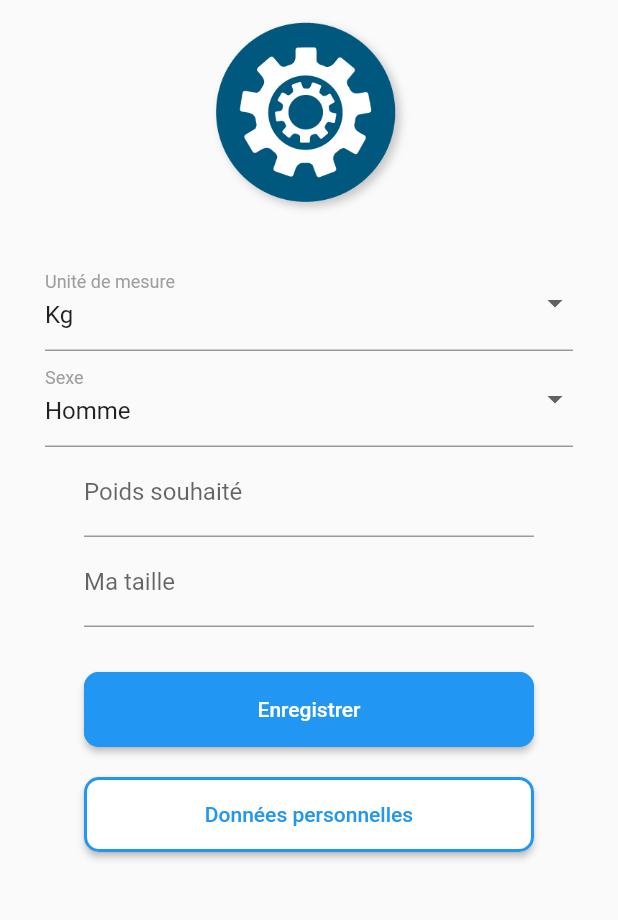
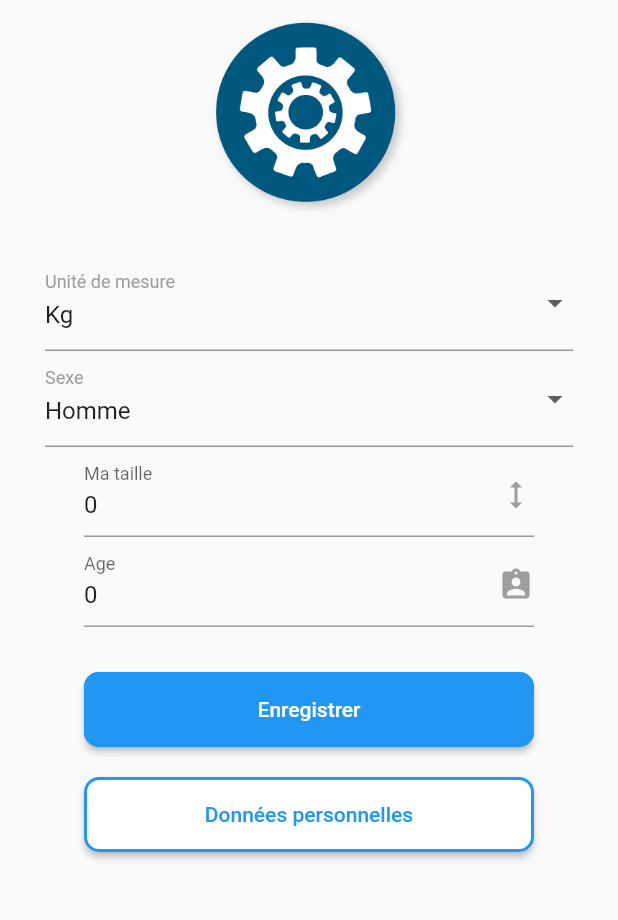
Before and after one commit to BalanceTonPoids/flutter, a Flutter app: the EditProfilePage screen opened directly, after a tap on "Enregistrer", on a phone screen of 412 x 824 dp, the part 84-1004 px from its top. Run offline on Flutter 3.47's test engine with Material 2 defaults, Android fonts, the phone set to English and light mode, and no system bars; our stand-ins replace adaptive_theme, fl_chart, flutter_blue, flutter_phoenix, flutter_secure_storage, flutter_spinkit and 3 more; accounts and stored records are empty; network calls fail.

Commit message:
✨ update user info

```diff
--- a/lib/pages/edit_profile.dart
+++ b/lib/pages/edit_profile.dart
@@ -1,9 +1,72 @@
 import 'package:flutter/material.dart';
 import 'package:persistent_bottom_nav_bar/persistent_tab_view.dart';
+import 'package:shared_preferences/shared_preferences.dart';
+import '../services/api_client.dart';
 import '../utils/widgets.dart';
+import 'package:http/http.dart' as http;
 
-class EditProfilePage extends StatelessWidget {
+class EditProfilePage extends StatefulWidget {
   const EditProfilePage({super.key});
+  @override
+  _EditProfilePageState createState() => _EditProfilePageState();
+}
+
+class _EditProfilePageState extends State<EditProfilePage> {
+  late String gender = 'M';
+  late int height = 0;
+  late String metric = 'kg';
+  late int age = 0;
+  final _heightController = TextEditingController();
+  final _ageController = TextEditingController();
+
+  @override
+  void initState() {
+    super.initState();
+    SharedPreferences.getInstance().then((prefs) {
+      setState(() {
+        gender = prefs.getString('gender') ?? 'M';
+        height = prefs.getInt('height') ?? 0;
+        metric = prefs.getString('metric') ?? 'kg';
+        age = prefs.getInt('age') ?? 0;
+        _heightController.text = height.toString();
+        _ageController.text = age.toString();
+      });
+    });
+  }
+
+  Future<void> updateInfo() async {
+    final g = gender;
+    final h = int.parse(_heightController.text);
+    final m = metric;
+    final a = int.parse(_ageController.text);
+    final returnMessage = await ApiClient(httpClient: http.Client())
+        .updateUser('', '', g, m, a, h);
+    if (!returnMessage) {
+      ScaffoldMessenger.of(context).showSnackBar(
+        SnackBar(
+          content: Text('Une erreur est survenue!'),
+          backgroundColor: Colors.red,
+        ),
+      );
+    } else {
+      ScaffoldMessenger.of(context).showSnackBar(
+        SnackBar(
+          content: Text('Les modifications ont été enregistrées avec succès!'),
+          backgroundColor: Colors.green,
+        ),
+      );
+      SharedPreferences.getInstance().then((prefs) {
+        setState(() {
+          gender = prefs.getString('gender') ?? 'M';
+          height = prefs.getInt('height') ?? 0;
+          metric = prefs.getString('metric') ?? 'kg';
+          age = prefs.getInt('age') ?? 0;
+          _heightController.text = height.toString();
+          _ageController.text = age.toString();
+        });
+      });
+    }
+  }
 
   @override
   Widget build(BuildContext context) {
@@ -14,14 +77,16 @@ class EditProfilePage extends StatelessWidget {
           child: Column(
             children: <Widget>[
               Image.asset(
-                'assets/Settings.png',height: 150,width: 150,
+                'assets/Settings.png',
+                height: 150,
+                width: 150,
               ),
               _buildPersonalInfoForm(),
               Padding(
                 padding: const EdgeInsets.only(top: 10, bottom: 10),
                 child: ElevatedButton(
                   onPressed: () {
-                    // Enregistrer les modifications
+                    updateInfo();
                   },
                   style: ElevatedButton.styleFrom(
                     side: const BorderSide(color: Colors.blue, width: 2),
@@ -39,7 +104,8 @@ class EditProfilePage extends StatelessWidget {
                 padding: const EdgeInsets.only(top: 10, bottom: 10),
                 child: ElevatedButton(
                   onPressed: () {
-                    PersistentNavBarNavigator.pushNewScreen(context, screen: const EditProfileDetailsPage());
+                    PersistentNavBarNavigator.pushNewScreen(context,
+                        screen: const EditProfileDetailsPage());
                   },
                   style: ElevatedButton.styleFrom(
                     side: const BorderSide(color: Colors.blue, width: 2),
@@ -61,8 +127,8 @@ class EditProfilePage extends StatelessWidget {
   }
 
   Widget _buildPersonalInfoForm() {
-    final _heightController = TextEditingController();
-    final _weightFavoriteController = TextEditingController();
+    // final _weightFavoriteController = TextEditingController();
+
     return Container(
       padding: const EdgeInsets.all(20),
       child: Column(
@@ -72,7 +138,7 @@ class EditProfilePage extends StatelessWidget {
             child: DropdownButtonFormField(
               key: const Key('metric'),
               isExpanded: true,
-              value: 'kg',
+              value: metric,
               decoration: const InputDecoration(
                 labelText: 'Unité de mesure',
                 labelStyle: TextStyle(color: Colors.grey),
@@ -89,6 +155,7 @@ class EditProfilePage extends StatelessWidget {
               ],
               onChanged: (value) {
                 // Enregistrer les modifications
+                metric = value.toString();
               },
             ),
           ),
@@ -96,14 +163,14 @@ class EditProfilePage extends StatelessWidget {
             padding: const EdgeInsets.only(left: 10, right: 10),
             child: DropdownButtonFormField(
               isExpanded: true,
-              value: 'H',
+              value: gender,
               decoration: const InputDecoration(
                 labelText: 'Sexe',
                 labelStyle: TextStyle(color: Colors.grey),
               ),
               items: const [
                 DropdownMenuItem(
-                  value: 'H',
+                  value: 'M',
                   child: Text('Homme'),
                 ),
                 DropdownMenuItem(
@@ -117,23 +184,23 @@ class EditProfilePage extends StatelessWidget {
               ],
               onChanged: (value) {
                 // Enregistrer les modifications
+                gender = value.toString();
               },
             ),
           ),
+          // inputForm(
+          //     _weightFavoriteController,
+          //     false,
+          //     false,
+          //     true,
+          //     true,
+          //     'Poids souhaité',
+          //     const Icon(
+          //       Icons.monitor_weight,
+          //       color: Colors.grey,
+          //     )),
           inputForm(
               _heightController,
-              false,
-              false,
-              true,
-              true,
-              'Poids souhaité',
-              const Icon(
-                Icons.monitor_weight,
-                color: Colors.grey,
-              )
-          ),
-          inputForm(
-              _weightFavoriteController,
               false,
               false,
               true,
@@ -142,8 +209,18 @@ class EditProfilePage extends StatelessWidget {
               const Icon(
                 Icons.height,
                 color: Colors.grey,
-              )
-          ),
+              )),
+          inputForm(
+              _ageController,
+              false,
+              false,
+              true,
+              true,
+              'Age',
+              const Icon(
+                Icons.assignment_ind_rounded,
+                color: Colors.grey,
+              )),
         ],
       ),
     );
@@ -156,69 +233,51 @@ class EditProfileDetailsPage extends StatefulWidget {
   @override
   _EditProfileDetailsPageState createState() => _EditProfileDetailsPageState();
 }
+
 class _EditProfileDetailsPageState extends State<EditProfileDetailsPage> {
   final _formKey = GlobalKey<FormState>();
   final _emailController = TextEditingController();
   final _passwordController = TextEditingController();
+  final _confirmPasswordController = TextEditingController();
   final GlobalKey<ScaffoldState> _scaffoldKey = GlobalKey<ScaffoldState>();
-  // late Future<User> _futureUser;
-  //
-  // Future<User> fetch_user() async {
-  //   var response = await http.get(Uri.parse('http://balancetonpoids.alexisbriet.fr/v1/user'));
-  //
-  //   if (response.statusCode == 200) {
-  //     // If the server did return a 200 OK response,
-  //     // then parse the JSON.
-  //     return User.fromJson(jsonDecode(response.body));
-  //   } else {
-  //     // If the server did not return a 200 OK response,
-  //     // then throw an exception.
-  //     throw Exception('Failed to load album');
-  //   }
-  // }
-  String? _validateEmail( value) {
-    if (value.isEmpty) {
-      return 'Veuillez saisir une adresse email.';
-    }
-    final emailRegex = RegExp(r'^[\w-\.]+@([\w-]+\.)+[\w-]{2,}$');
-    if (!emailRegex.hasMatch(value)) {
-      return 'Veuillez saisir une adresse email valide.';
-    }
-    return null;
+  final Future<SharedPreferences> prefs = SharedPreferences.getInstance();
+  late Future<String?> email;
+
+  @override
+  void initState() {
+    super.initState();
+    email = prefs.then((value) => value.getString('email') ?? '');
+    email.then((value) => _emailController.text = value ?? '');
   }
 
-  String? _validatePassword( value) {
-    final passwordRegex = RegExp(r'^(?=.*?[A-Z])(?=.*?[a-z])(?=.*?[0-9])(?=.*?[!@#\$&*~]).{8,}$');
-    if (!passwordRegex.hasMatch(value)) {
-      return 'Le mot de passe doit contenir au moins une lettre majuscule, une lettre minuscule, un chiffre et un caractère spécial.';
-    }
-    if (value.isEmpty) {
-      return 'Veuillez saisir un mot de passe.';
-    }
-    if (value.length < 8) {
-      return 'Le mot de passe doit contenir au moins 8 caractères.';
-    }
-    return null;
-  }
-
-  void _submitForm() {
-    if (_formKey.currentState!.validate()) {
+  Future<void> _submitForm() async {
     // Enregistrer les modifications
     final email = _emailController.text;
     final password = _passwordController.text;
-      print('Enregistrer les modifications avec email=$email, password=$password');
+    final confirmPassword = _confirmPasswordController.text;
+    final returnMessage = await ApiClient(httpClient: http.Client())
+        .updateSecurityUser(email, password, confirmPassword);
+    if (returnMessage.keys.contains('erreur')) {
       ScaffoldMessenger.of(context).showSnackBar(
-        const SnackBar(
+        SnackBar(
+          content: Text(returnMessage.values.toString()),
+          backgroundColor: Colors.red,
+        ),
+      );
+    } else if (returnMessage.keys.contains('success')) {
+      ScaffoldMessenger.of(context).showSnackBar(
+        SnackBar(
           content: Text('Les modifications ont été enregistrées avec succès!'),
           backgroundColor: Colors.green,
         ),
       );
+      Navigator.of(context).pop();
     }
   }
 
   @override
   Widget build(BuildContext context) {
-    key: _scaffoldKey;
+    _scaffoldKey;
     return Scaffold(
       appBar: appBar('Données Personnelles', true, context),
       body: SingleChildScrollView(
@@ -230,9 +289,10 @@ class _EditProfileDetailsPageState extends State<EditProfileDetailsPage> {
                 crossAxisAlignment: CrossAxisAlignment.stretch,
                 children: <Widget>[
                   Image.asset(
-                    'assets/donnesPerso.png',height: 200,width: 150,
+                    'assets/donnesPerso.png',
+                    height: 200,
+                    width: 150,
                   ),
-
                   Padding(
                       padding: const EdgeInsets.all(20.0),
                       child: inputForm(
@@ -246,8 +306,7 @@ class _EditProfileDetailsPageState extends State<EditProfileDetailsPage> {
                           Icons.alternate_email,
                           color: Colors.grey,
                         ),
-                    )
-                  ),
+                      )),
                   Padding(
                       padding: const EdgeInsets.all(20.0),
                       child: inputForm(
@@ -260,9 +319,20 @@ class _EditProfileDetailsPageState extends State<EditProfileDetailsPage> {
                           const Icon(
                             Icons.lock,
                             color: Colors.grey,
-                        )
-                    )
-                  ),
+                          ))),
+                  Padding(
+                      padding: const EdgeInsets.all(20.0),
+                      child: inputForm(
+                          _confirmPasswordController,
+                          false,
+                          true,
+                          false,
+                          false,
+                          'Confirmer votre mot de passe',
+                          const Icon(
+                            Icons.lock,
+                            color: Colors.grey,
+                          ))),
                   ElevatedButton(
                     onPressed: _submitForm,
                     style: ElevatedButton.styleFrom(
@@ -276,8 +346,7 @@ class _EditProfileDetailsPageState extends State<EditProfileDetailsPage> {
                     ),
                     child: const Text('Enregistrer'),
                   )
-                ]
-            ),
+                ]),
           ),
         ),
       ),
--- a/lib/services/api_client.dart
+++ b/lib/services/api_client.dart
@@ -134,7 +134,7 @@ class ApiClient {
 
   Future<bool> updateUser(String name, String phone, String gender,
       String metric, int age, int height) async {
-    const body = {};
+    var body = {};
     if (name.isNotEmpty) {
       body['name'] = name;
     }
@@ -167,33 +167,16 @@ class ApiClient {
         case 200:
         case 201:
           // parse the user info from the response body and return it
-          final user =
-              User.fromJson(jsonDecode(response.body) as Map<String, dynamic>);
+          final user = jsonDecode(response.body);
           // set the user in local storage
           final prefs = await SharedPreferences.getInstance();
-          await prefs.setString('name', user.name);
-          await prefs.setString('email', user.email);
-          await prefs.setString('phone', user.phone);
-          await prefs.setString('gender', user.gender);
-          await prefs.setString('metric', user.metric);
-          await prefs.setInt('age', user.age);
-          await prefs.setInt('height', user.height);
-          final lastScale = user.getLastScale();
-          if (lastScale != null) {
-            await prefs.setDouble('weight', lastScale.weight);
-            await prefs.setString('date', lastScale.date);
-          } else {
-            await prefs.setDouble('weight', 0.0);
-            await prefs.setString('date', '');
-          }
-          final scaleDataList = user.scaleData;
-          if (scaleDataList.isNotEmpty) {
-            final List<String> encodedScaleDataList =
-                ScaleData.encode(scaleDataList);
-            await prefs.setStringList('scale', encodedScaleDataList);
-          } else {
-            await prefs.setStringList('scale', []);
-          }
+          await prefs.setString('name', user['name'] ?? '');
+          await prefs.setString('email', user['email'] ?? '');
+          await prefs.setString('phone', user['phone'] ?? '');
+          await prefs.setString('gender', user['gender'] ?? '');
+          await prefs.setString('metric', user['metric'] ?? '');
+          await prefs.setInt('age', user['age'] ?? 0);
+          await prefs.setInt('height', user['height'] ?? 0);
           return true;
         case 401:
         case 403:
```
Lines whose indentation alone changed are shown as unchanged.
